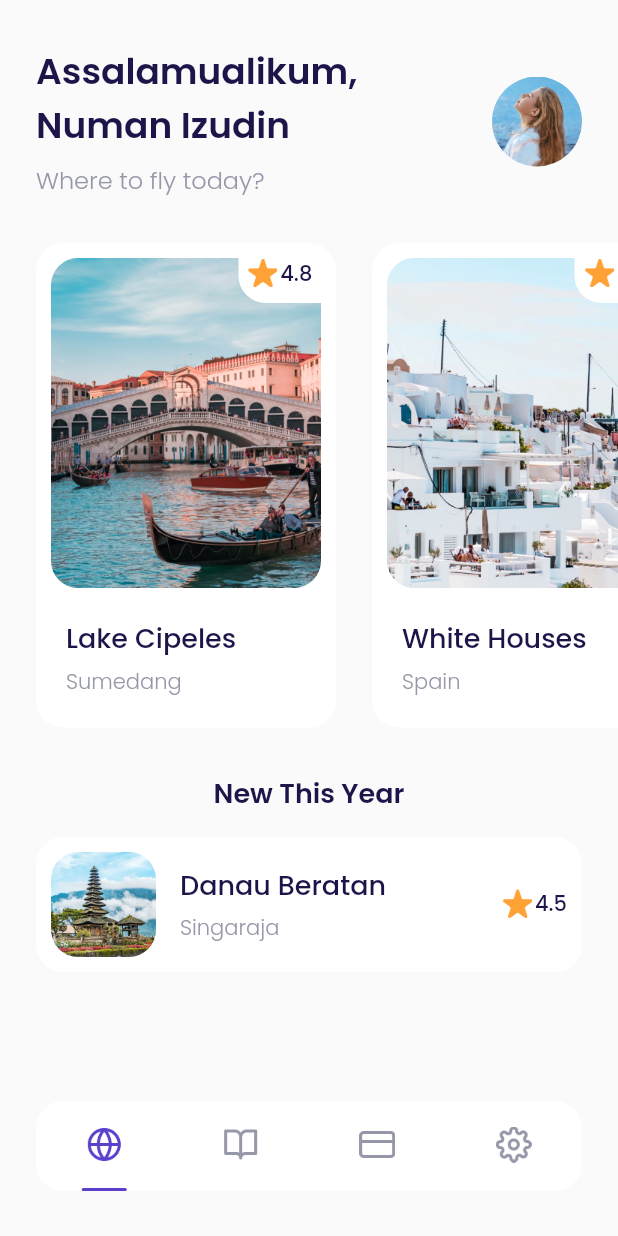
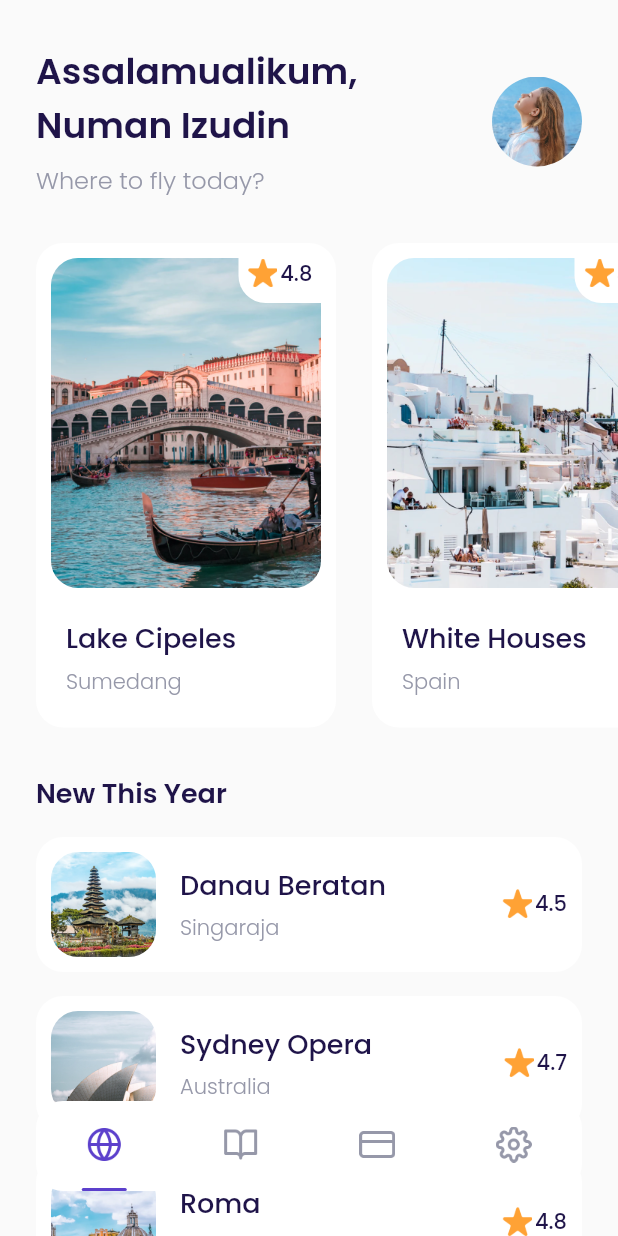
Before and after one commit to numanizudin/airplane, a Flutter app: the MainPage screen opened by its route, on a phone screen of 412 x 824 dp. Run offline on Flutter 3.47's test engine with Material 2 defaults, Android fonts, the phone set to English and light mode, and no system bars; our stand-ins replace google_fonts.

```diff
--- a/lib/ui/pages/home_page.dart
+++ b/lib/ui/pages/home_page.dart
@@ -108,8 +108,10 @@ class HomePage extends StatelessWidget {
           top: 30,
           left: defaultMargin,
           right: defaultMargin,
+          bottom: 100,
         ),
         child: Column(
+          crossAxisAlignment: CrossAxisAlignment.start,
           children: [
             Text(
               'New This Year',
@@ -118,7 +120,36 @@ class HomePage extends StatelessWidget {
                 fontWeight: semiBold,
               ),
             ),
-            DestinationTile(),
+            DestinationTile(
+              name: 'Danau Beratan',
+              city: 'Singaraja',
+              imageUrl: 'assets/image_destination6.png',
+              rating: 4.5,
+            ),
+            DestinationTile(
+              name: 'Sydney Opera',
+              city: 'Australia',
+              imageUrl: 'assets/image_destination7.png',
+              rating: 4.7,
+            ),
+            DestinationTile(
+              name: 'Roma',
+              city: 'Italy',
+              imageUrl: 'assets/image_destination8.png',
+              rating: 4.8,
+            ),
+            DestinationTile(
+              name: 'Payung Teduh',
+              city: 'Singapore',
+              imageUrl: 'assets/image_destination9.png',
+              rating: 4.5,
+            ),
+            DestinationTile(
+              name: 'Hill Hey',
+              city: 'Monaco',
+              imageUrl: 'assets/image_destination10.png',
+              rating: 4.7,
+            ),
           ],
         ),
       );
--- a/lib/ui/widgets/destination_tile.dart
+++ b/lib/ui/widgets/destination_tile.dart
@@ -2,7 +2,18 @@ import 'package:airplane/shared/theme.dart';
 import 'package:flutter/material.dart';
 
 class DestinationTile extends StatelessWidget {
-  const DestinationTile({Key? key}) : super(key: key);
+  final String name;
+  final String city;
+  final String imageUrl;
+  final double rating;
+
+  const DestinationTile({
+    Key? key,
+    required this.name,
+    required this.city,
+    required this.imageUrl,
+    this.rating = 0.0,
+  }) : super(key: key);
 
   @override
   Widget build(BuildContext context) {
@@ -24,7 +35,7 @@ class DestinationTile extends StatelessWidget {
               image: DecorationImage(
                 fit: BoxFit.cover,
                 image: AssetImage(
-                  'assets/image_destination6.png',
+                  imageUrl,
                 ),
               ),
             ),
@@ -34,7 +45,7 @@ class DestinationTile extends StatelessWidget {
               crossAxisAlignment: CrossAxisAlignment.start,
               children: [
                 Text(
-                  'Danau Beratan',
+                  name,
                   style: blackTextStyle.copyWith(
                     fontSize: 18,
                     fontWeight: medium,
@@ -42,7 +53,7 @@ class DestinationTile extends StatelessWidget {
                 ),
                 SizedBox(height: 5),
                 Text(
-                  'Singaraja',
+                  city,
                   style: greyTextStyle.copyWith(
                     fontWeight: light,
                   ),
@@ -67,7 +78,7 @@ class DestinationTile extends StatelessWidget {
                 ),
               ),
               Text(
-                '4.5',
+                rating.toString(),
                 style: blackTextStyle.copyWith(
                   fontWeight: medium,
                 ),
```
